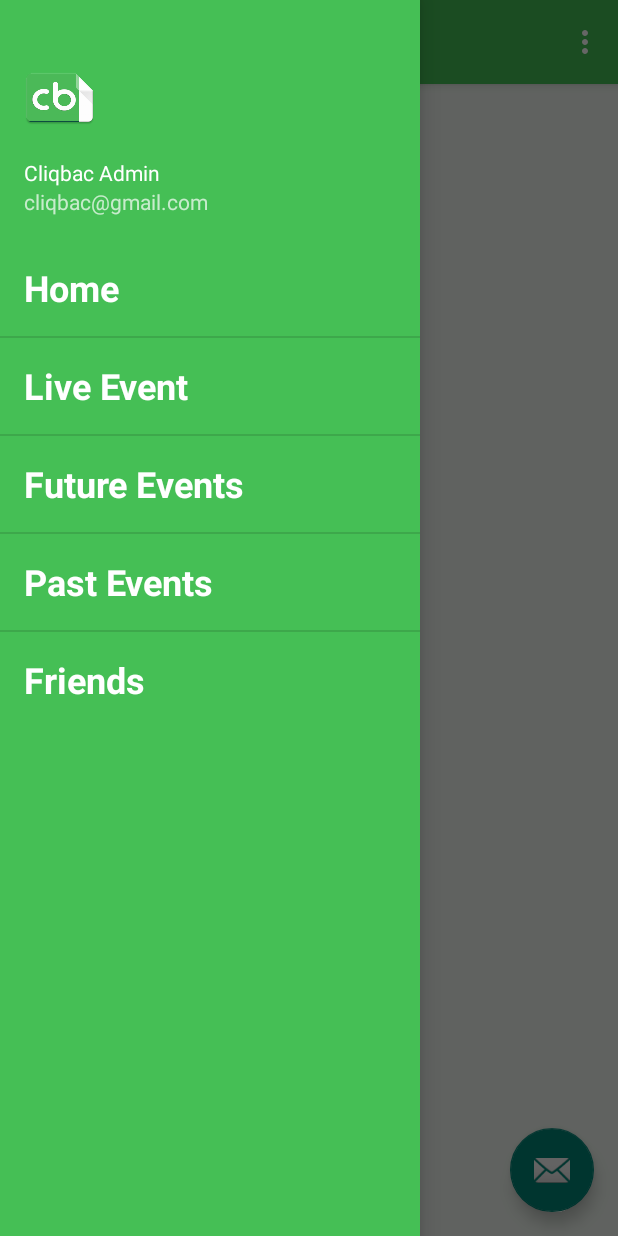
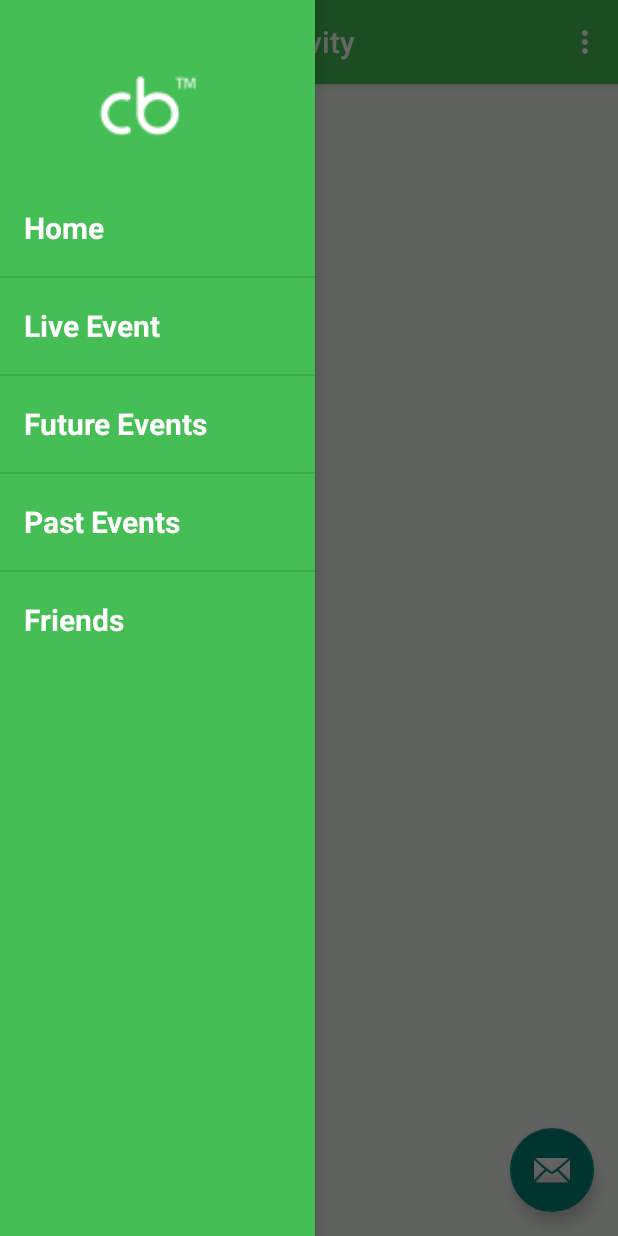
Before and after one commit to ChetMokh/Cliqbac, an Android app: the NavigationActivity screen opened directly, with no data from a screen before it, with the side drawer open, on a phone screen of 412 x 824 dp. Run offline under Robolectric (Android 15) with nearby library versions, the phone set to English and light mode, and no system bars.

Commit message:
navbar ready to be moved to other activites

```diff
--- a/app/src/main/res/layout/activity_navigation.xml
+++ b/app/src/main/res/layout/activity_navigation.xml
@@ -17,7 +17,7 @@
 
     <android.support.design.widget.NavigationView
         android:id="@+id/nav_view"
-        android:layout_width="wrap_content"
+        android:layout_width="210dp"
         android:layout_height="match_parent"
         android:layout_gravity="start"
         android:background="#45BF55"
--- a/app/src/main/res/layout/nav_header_navigation.xml
+++ b/app/src/main/res/layout/nav_header_navigation.xml
@@ -5,20 +5,20 @@
     android:background="@drawable/side_nav_bar"
     android:gravity="bottom"
     android:orientation="vertical"
-    android:paddingBottom="@dimen/activity_vertical_margin"
     android:paddingLeft="@dimen/activity_horizontal_margin"
     android:paddingRight="@dimen/activity_horizontal_margin"
     android:paddingTop="@dimen/activity_vertical_margin"
-    android:theme="@style/ThemeOverlay.AppCompat.Dark">
+    android:theme="@style/ThemeOverlay.AppCompat.Dark"
+    android:weightSum="1">
 
     <ImageView
         android:id="@+id/imageView"
-        android:layout_width="wrap_content"
-        android:layout_height="wrap_content"
+        android:layout_width="157dp"
+        android:layout_height="100dp"
         android:paddingTop="@dimen/nav_header_vertical_spacing"
-        android:src="@mipmap/ic_mini_logo"
-        android:scaleType="fitCenter" />
-
+        android:src="@mipmap/ic_navbar"
+        android:layout_weight="1" />
+<!--
     <TextView
         android:layout_width="match_parent"
         android:layout_height="wrap_content"
@@ -32,5 +32,6 @@
         android:layout_width="wrap_content"
         android:layout_height="wrap_content"
         android:text="cliqbac@gmail.com" />
+        -->
 
 </LinearLayout>
--- a/app/src/main/res/values/dimens.xml
+++ b/app/src/main/res/values/dimens.xml
@@ -4,6 +4,7 @@
     <dimen name="activity_vertical_margin">16dp</dimen>
     <dimen name="fab_margin">16dp</dimen>
     <!-- Default screen margins, per the Android Design guidelines. -->
-    <dimen name="nav_header_vertical_spacing">16dp</dimen>
-    <dimen name="nav_header_height">160dp</dimen>
+    <dimen name="nav_header_vertical_spacing">12dp</dimen>
+    <dimen name="nav_header_left_spacing">20dp</dimen>
+    <dimen name="nav_header_height">120dp</dimen>
 </resources>
--- a/app/src/main/res/values/styles.xml
+++ b/app/src/main/res/values/styles.xml
@@ -26,9 +26,8 @@
 
     <style name="NavDrawerTextStyle" parent="Base.TextAppearance.AppCompat">
         <item name="android:textColor">@color/white</item>
-        <item name="android:textSize">24sp</item>
+        <item name="android:textSize">20sp</item>
         <item name="android:textStyle">bold</item>
-        <item name="android:listDivider">@color/white</item>
     </style>
 
 
```
Also changed, not shown: app/src/main/ic_navbar-web.png (added), app/src/main/res/mipmap-hdpi/ic_navbar.png (added), app/src/main/res/mipmap-mdpi/ic_navbar.png (added), app/src/main/res/mipmap-xhdpi/ic_navbar.png (added), app/src/main/res/mipmap-xxhdpi/ic_navbar.png (added), app/src/main/res/mipmap-xxxhdpi/ic_navbar.png (added).
